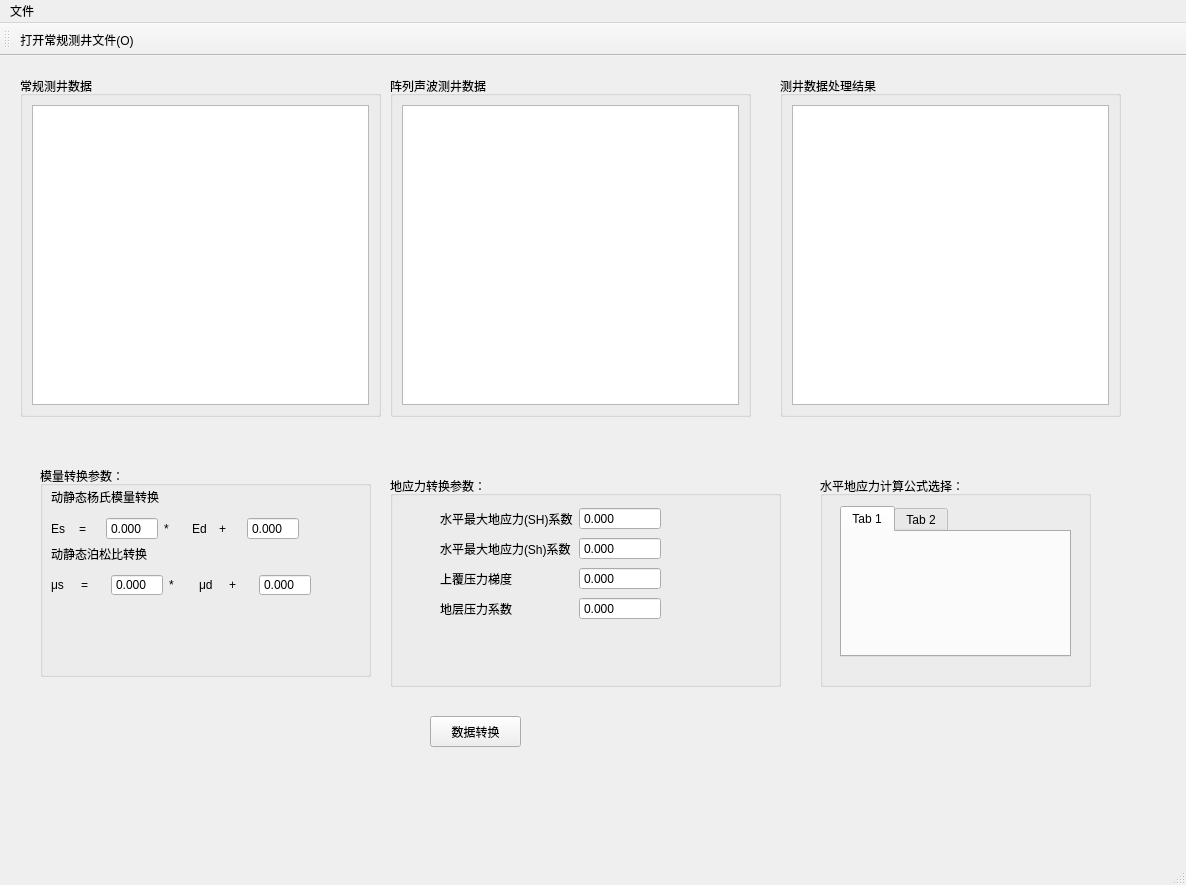
Above: UI/dataconvert.ui from miketian2020/fracturing before the change. Below: the same form after it.
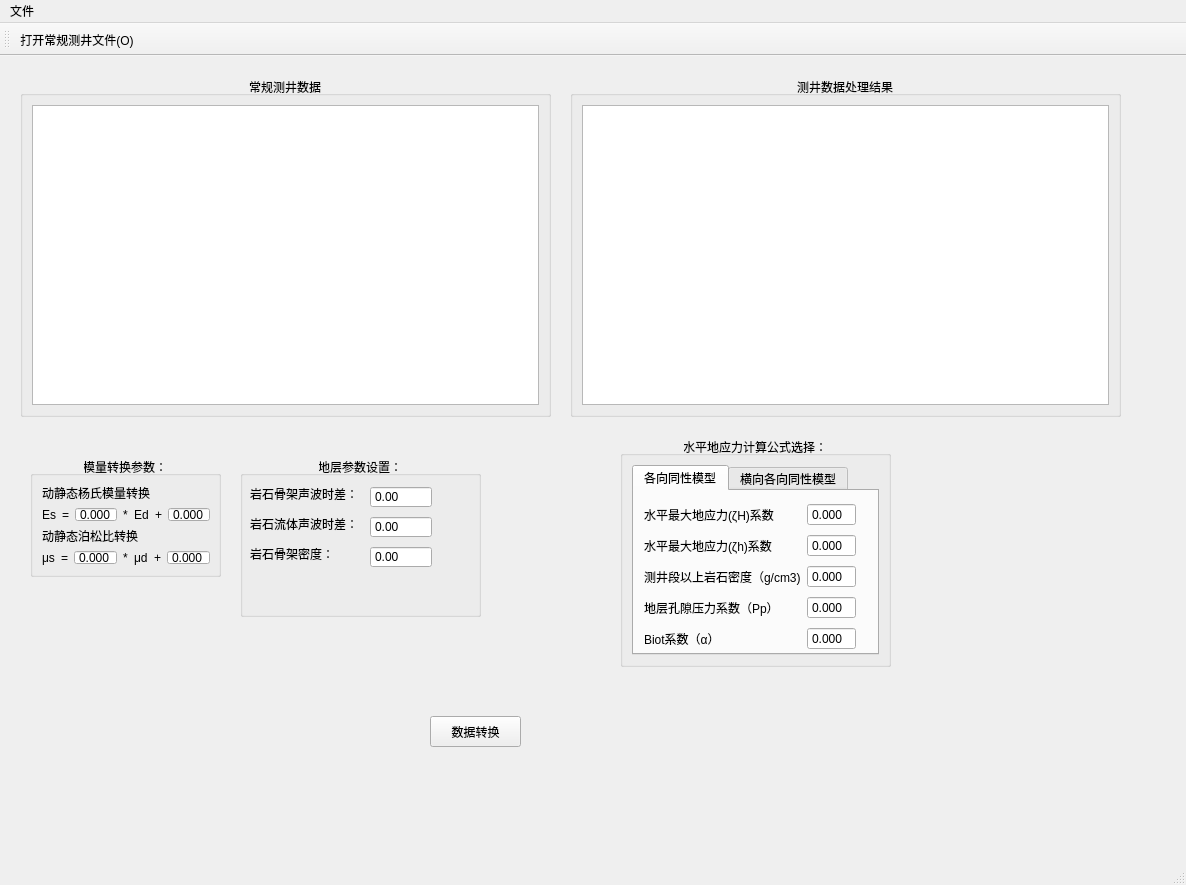
That is the form after the change. Icons and pictures are not drawn.

Diff of the .ui file:
```diff
--- a/UI/dataconvert.ui
+++ b/UI/dataconvert.ui
@@ -17,24 +17,27 @@
    <widget class="QGroupBox" name="groupBox">
     <property name="geometry">
      <rect>
-      <x>40</x>
-      <y>410</y>
-      <width>331</width>
-      <height>211</height>
+      <x>30</x>
+      <y>400</y>
+      <width>191</width>
+      <height>121</height>
      </rect>
     </property>
     <property name="title">
      <string>模量转换参数：</string>
     </property>
-    <widget class="QWidget" name="horizontalLayoutWidget">
-     <property name="geometry">
-      <rect>
-       <x>11</x>
-       <y>51</y>
-       <width>248</width>
-       <height>23</height>
-      </rect>
-     </property>
+    <property name="alignment">
+     <set>Qt::AlignCenter</set>
+    </property>
+    <layout class="QVBoxLayout" name="verticalLayout_3">
+     <item>
+      <widget class="QLabel" name="label_9">
+       <property name="text">
+        <string>动静态杨氏模量转换</string>
+       </property>
+      </widget>
+     </item>
+     <item>
      <layout class="QHBoxLayout" name="horizontalLayout">
       <item>
        <widget class="QLabel" name="label">
@@ -98,16 +101,15 @@
        </widget>
       </item>
      </layout>
-    </widget>
-    <widget class="QWidget" name="horizontalLayoutWidget_2">
-     <property name="geometry">
-      <rect>
-       <x>11</x>
-       <y>108</y>
-       <width>260</width>
-       <height>22</height>
-      </rect>
-     </property>
+     </item>
+     <item>
+      <widget class="QLabel" name="label_10">
+       <property name="text">
+        <string>动静态泊松比转换</string>
+       </property>
+      </widget>
+     </item>
+     <item>
      <layout class="QHBoxLayout" name="horizontalLayout_2">
       <item>
        <widget class="QLabel" name="label_5">
@@ -171,33 +173,8 @@
        </widget>
       </item>
      </layout>
-    </widget>
-    <widget class="QLabel" name="label_9">
-     <property name="geometry">
-      <rect>
-       <x>11</x>
-       <y>23</y>
-       <width>108</width>
-       <height>16</height>
-      </rect>
-     </property>
-     <property name="text">
-      <string>动静态杨氏模量转换</string>
-     </property>
-    </widget>
-    <widget class="QLabel" name="label_10">
-     <property name="geometry">
-      <rect>
-       <x>11</x>
-       <y>80</y>
-       <width>96</width>
-       <height>16</height>
-      </rect>
-     </property>
-     <property name="text">
-      <string>动静态泊松比转换</string>
-     </property>
-    </widget>
+     </item>
+    </layout>
    </widget>
    <widget class="QPushButton" name="pb_convert">
     <property name="geometry">
@@ -212,129 +189,21 @@
      <string>数据转换</string>
     </property>
    </widget>
-   <widget class="QGroupBox" name="groupBox_4">
-    <property name="geometry">
-     <rect>
-      <x>390</x>
-      <y>420</y>
-      <width>391</width>
-      <height>211</height>
-     </rect>
-    </property>
-    <property name="title">
-     <string>地应力转换参数：</string>
-    </property>
-    <widget class="QWidget" name="layoutWidget">
-     <property name="geometry">
-      <rect>
-       <x>50</x>
-       <y>30</y>
-       <width>221</width>
-       <height>118</height>
-      </rect>
-     </property>
-     <layout class="QGridLayout" name="gridLayout">
-      <item row="0" column="0">
-       <widget class="QLabel" name="label_13">
-        <property name="text">
-         <string>水平最大地应力(SH)系数</string>
-        </property>
-       </widget>
-      </item>
-      <item row="2" column="1">
-       <widget class="QDoubleSpinBox" name="doubleSpinBox_3">
-        <property name="buttonSymbols">
-         <enum>QAbstractSpinBox::NoButtons</enum>
-        </property>
-        <property name="decimals">
-         <number>3</number>
-        </property>
-       </widget>
-      </item>
-      <item row="2" column="0">
-       <widget class="QLabel" name="label_15">
-        <property name="text">
-         <string>上覆压力梯度</string>
-        </property>
-       </widget>
-      </item>
-      <item row="1" column="0">
-       <widget class="QLabel" name="label_14">
-        <property name="text">
-         <string>水平最大地应力(Sh)系数</string>
-        </property>
-       </widget>
-      </item>
-      <item row="0" column="1">
-       <widget class="QDoubleSpinBox" name="doubleSpinBox">
-        <property name="buttonSymbols">
-         <enum>QAbstractSpinBox::NoButtons</enum>
-        </property>
-        <property name="decimals">
-         <number>3</number>
-        </property>
-       </widget>
-      </item>
-      <item row="3" column="1">
-       <widget class="QDoubleSpinBox" name="doubleSpinBox_4">
-        <property name="buttonSymbols">
-         <enum>QAbstractSpinBox::NoButtons</enum>
-        </property>
-        <property name="decimals">
-         <number>3</number>
-        </property>
-       </widget>
-      </item>
-      <item row="3" column="0">
-       <widget class="QLabel" name="label_19">
-        <property name="text">
-         <string>地层压力系数</string>
-        </property>
-       </widget>
-      </item>
-      <item row="1" column="1">
-       <widget class="QDoubleSpinBox" name="doubleSpinBox_2">
-        <property name="buttonSymbols">
-         <enum>QAbstractSpinBox::NoButtons</enum>
-        </property>
-        <property name="decimals">
-         <number>3</number>
-        </property>
-       </widget>
-      </item>
-     </layout>
-    </widget>
-   </widget>
-   <widget class="QGroupBox" name="groupBox_5">
-    <property name="geometry">
-     <rect>
-      <x>390</x>
-      <y>20</y>
-      <width>361</width>
-      <height>341</height>
-     </rect>
-    </property>
-    <property name="title">
-     <string>阵列声波测井数据</string>
-    </property>
-    <layout class="QVBoxLayout" name="verticalLayout_3">
-     <item>
-      <widget class="QTableView" name="origin_data_2"/>
-     </item>
-    </layout>
-   </widget>
    <widget class="QGroupBox" name="gp_conventional_log">
     <property name="geometry">
      <rect>
       <x>20</x>
       <y>20</y>
-      <width>361</width>
+      <width>531</width>
       <height>341</height>
      </rect>
     </property>
     <property name="title">
      <string>常规测井数据</string>
     </property>
+    <property name="alignment">
+     <set>Qt::AlignCenter</set>
+    </property>
     <layout class="QVBoxLayout" name="verticalLayout_2">
      <item>
       <widget class="QTableView" name="con_logdata"/>
@@ -344,15 +213,18 @@
    <widget class="QGroupBox" name="gp_handled_data">
     <property name="geometry">
      <rect>
-      <x>780</x>
+      <x>570</x>
       <y>20</y>
-      <width>341</width>
+      <width>551</width>
       <height>341</height>
      </rect>
     </property>
     <property name="title">
      <string>测井数据处理结果</string>
     </property>
+    <property name="alignment">
+     <set>Qt::AlignCenter</set>
+    </property>
     <layout class="QVBoxLayout" name="verticalLayout">
      <item>
       <widget class="QTableView" name="handled_data"/>
@@ -362,37 +234,324 @@
    <widget class="QGroupBox" name="groupBox_2">
     <property name="geometry">
      <rect>
-      <x>820</x>
-      <y>420</y>
+      <x>620</x>
+      <y>380</y>
       <width>271</width>
-      <height>211</height>
+      <height>231</height>
      </rect>
     </property>
     <property name="title">
      <string>水平地应力计算公式选择：</string>
     </property>
+    <property name="alignment">
+     <set>Qt::AlignCenter</set>
+    </property>
+    <layout class="QHBoxLayout" name="horizontalLayout_3">
+     <item>
     <widget class="QTabWidget" name="tabWidget">
-     <property name="geometry">
-      <rect>
-       <x>20</x>
-       <y>30</y>
-       <width>231</width>
-       <height>151</height>
-      </rect>
-     </property>
      <property name="currentIndex">
       <number>0</number>
      </property>
      <widget class="QWidget" name="tab">
       <attribute name="title">
-       <string>Tab 1</string>
-      </attribute>
+         <string>各向同性模型</string>
+        </attribute>
+        <widget class="QWidget" name="layoutWidget_2">
+         <property name="geometry">
+          <rect>
+           <x>10</x>
+           <y>10</y>
+           <width>212</width>
+           <height>152</height>
+          </rect>
+         </property>
+         <layout class="QGridLayout" name="gridLayout_2">
+          <item row="1" column="1">
+           <widget class="QDoubleSpinBox" name="doubleSpinBox_3">
+            <property name="buttonSymbols">
+             <enum>QAbstractSpinBox::NoButtons</enum>
+            </property>
+            <property name="decimals">
+             <number>3</number>
+            </property>
+           </widget>
+          </item>
+          <item row="1" column="0">
+           <widget class="QLabel" name="label_15">
+            <property name="text">
+             <string>水平最大地应力(ζh)系数</string>
+            </property>
+           </widget>
+          </item>
+          <item row="3" column="1">
+           <widget class="QDoubleSpinBox" name="doubleSpinBox_7">
+            <property name="buttonSymbols">
+             <enum>QAbstractSpinBox::NoButtons</enum>
+            </property>
+            <property name="decimals">
+             <number>3</number>
+            </property>
+           </widget>
+          </item>
+          <item row="4" column="0">
+           <widget class="QLabel" name="label_18">
+            <property name="text">
+             <string>Biot系数（α）</string>
+            </property>
+           </widget>
+          </item>
+          <item row="4" column="1">
+           <widget class="QDoubleSpinBox" name="doubleSpinBox_8">
+            <property name="buttonSymbols">
+             <enum>QAbstractSpinBox::NoButtons</enum>
+            </property>
+            <property name="decimals">
+             <number>3</number>
+            </property>
+           </widget>
+          </item>
+          <item row="2" column="1">
+           <widget class="QDoubleSpinBox" name="doubleSpinBox_9">
+            <property name="buttonSymbols">
+             <enum>QAbstractSpinBox::NoButtons</enum>
+            </property>
+            <property name="decimals">
+             <number>3</number>
+            </property>
+           </widget>
+          </item>
+          <item row="3" column="0">
+           <widget class="QLabel" name="label_20">
+            <property name="text">
+             <string>地层孔隙压力系数（Pp）</string>
+            </property>
+           </widget>
+          </item>
+          <item row="0" column="0">
+           <widget class="QLabel" name="label_21">
+            <property name="text">
+             <string>水平最大地应力(ζH)系数</string>
+            </property>
+           </widget>
+          </item>
+          <item row="0" column="1">
+           <widget class="QDoubleSpinBox" name="doubleSpinBox_10">
+            <property name="buttonSymbols">
+             <enum>QAbstractSpinBox::NoButtons</enum>
+            </property>
+            <property name="decimals">
+             <number>3</number>
+            </property>
+           </widget>
+          </item>
+          <item row="2" column="0">
+           <widget class="QLabel" name="label_22">
+            <property name="text">
+             <string>测井段以上岩石密度（g/cm3)</string>
+            </property>
+           </widget>
+          </item>
+         </layout>
+        </widget>
      </widget>
      <widget class="QWidget" name="tab_2">
       <attribute name="title">
-       <string>Tab 2</string>
-      </attribute>
-     </widget>
+         <string>横向各向同性模型</string>
+        </attribute>
+        <widget class="QWidget" name="layoutWidget_3">
+         <property name="geometry">
+          <rect>
+           <x>30</x>
+           <y>20</y>
+           <width>212</width>
+           <height>152</height>
+          </rect>
+         </property>
+         <layout class="QGridLayout" name="gridLayout_3">
+          <item row="1" column="1">
+           <widget class="QDoubleSpinBox" name="doubleSpinBox_4">
+            <property name="buttonSymbols">
+             <enum>QAbstractSpinBox::NoButtons</enum>
+            </property>
+            <property name="decimals">
+             <number>3</number>
+            </property>
+           </widget>
+          </item>
+          <item row="1" column="0">
+           <widget class="QLabel" name="label_16">
+            <property name="text">
+             <string>水平最大地应力(ζh)系数</string>
+            </property>
+           </widget>
+          </item>
+          <item row="3" column="1">
+           <widget class="QDoubleSpinBox" name="doubleSpinBox_11">
+            <property name="buttonSymbols">
+             <enum>QAbstractSpinBox::NoButtons</enum>
+            </property>
+            <property name="decimals">
+             <number>3</number>
+            </property>
+           </widget>
+          </item>
+          <item row="4" column="0">
+           <widget class="QLabel" name="label_19">
+            <property name="text">
+             <string>Biot系数（α）</string>
+            </property>
+           </widget>
+          </item>
+          <item row="4" column="1">
+           <widget class="QDoubleSpinBox" name="doubleSpinBox_12">
+            <property name="buttonSymbols">
+             <enum>QAbstractSpinBox::NoButtons</enum>
+            </property>
+            <property name="decimals">
+             <number>3</number>
+            </property>
+           </widget>
+          </item>
+          <item row="2" column="1">
+           <widget class="QDoubleSpinBox" name="doubleSpinBox_13">
+            <property name="buttonSymbols">
+             <enum>QAbstractSpinBox::NoButtons</enum>
+            </property>
+            <property name="decimals">
+             <number>3</number>
+            </property>
+           </widget>
+          </item>
+          <item row="3" column="0">
+           <widget class="QLabel" name="label_23">
+            <property name="text">
+             <string>地层孔隙压力系数</string>
+            </property>
+           </widget>
+          </item>
+          <item row="0" column="0">
+           <widget class="QLabel" name="label_24">
+            <property name="text">
+             <string>水平最大地应力(ζH)系数</string>
+            </property>
+           </widget>
+          </item>
+          <item row="0" column="1">
+           <widget class="QDoubleSpinBox" name="doubleSpinBox_14">
+            <property name="buttonSymbols">
+             <enum>QAbstractSpinBox::NoButtons</enum>
+            </property>
+            <property name="decimals">
+             <number>3</number>
+            </property>
+           </widget>
+          </item>
+          <item row="2" column="0">
+           <widget class="QLabel" name="label_25">
+            <property name="text">
+             <string>非测井段岩石密度（g/cm3)</string>
+            </property>
+           </widget>
+          </item>
+         </layout>
+        </widget>
+       </widget>
+      </widget>
+     </item>
+    </layout>
+   </widget>
+   <widget class="QGroupBox" name="groupBox_3">
+    <property name="geometry">
+     <rect>
+      <x>240</x>
+      <y>400</y>
+      <width>241</width>
+      <height>161</height>
+     </rect>
+    </property>
+    <property name="title">
+     <string>地层参数设置：</string>
+    </property>
+    <property name="alignment">
+     <set>Qt::AlignCenter</set>
+    </property>
+    <widget class="QLabel" name="label_13">
+     <property name="geometry">
+      <rect>
+       <x>10</x>
+       <y>30</y>
+       <width>111</width>
+       <height>16</height>
+      </rect>
+     </property>
+     <property name="text">
+      <string>岩石骨架声波时差：</string>
+     </property>
+    </widget>
+    <widget class="QDoubleSpinBox" name="doubleSpinBox">
+     <property name="geometry">
+      <rect>
+       <x>130</x>
+       <y>30</y>
+       <width>62</width>
+       <height>22</height>
+      </rect>
+     </property>
+     <property name="buttonSymbols">
+      <enum>QAbstractSpinBox::NoButtons</enum>
+     </property>
+    </widget>
+    <widget class="QDoubleSpinBox" name="doubleSpinBox_2">
+     <property name="geometry">
+      <rect>
+       <x>130</x>
+       <y>60</y>
+       <width>62</width>
+       <height>22</height>
+      </rect>
+     </property>
+     <property name="buttonSymbols">
+      <enum>QAbstractSpinBox::NoButtons</enum>
+     </property>
+    </widget>
+    <widget class="QLabel" name="label_14">
+     <property name="geometry">
+      <rect>
+       <x>10</x>
+       <y>60</y>
+       <width>111</width>
+       <height>16</height>
+      </rect>
+     </property>
+     <property name="text">
+      <string>岩石流体声波时差：</string>
+     </property>
+    </widget>
+    <widget class="QDoubleSpinBox" name="doubleSpinBox_5">
+     <property name="geometry">
+      <rect>
+       <x>130</x>
+       <y>90</y>
+       <width>62</width>
+       <height>22</height>
+      </rect>
+     </property>
+     <property name="buttonSymbols">
+      <enum>QAbstractSpinBox::NoButtons</enum>
+     </property>
+    </widget>
+    <widget class="QLabel" name="label_17">
+     <property name="geometry">
+      <rect>
+       <x>10</x>
+       <y>90</y>
+       <width>111</width>
+       <height>16</height>
+      </rect>
+     </property>
+     <property name="text">
+      <string>岩石骨架密度：</string>
+     </property>
     </widget>
    </widget>
   </widget>
```
Lines whose indentation alone changed are shown as unchanged.
